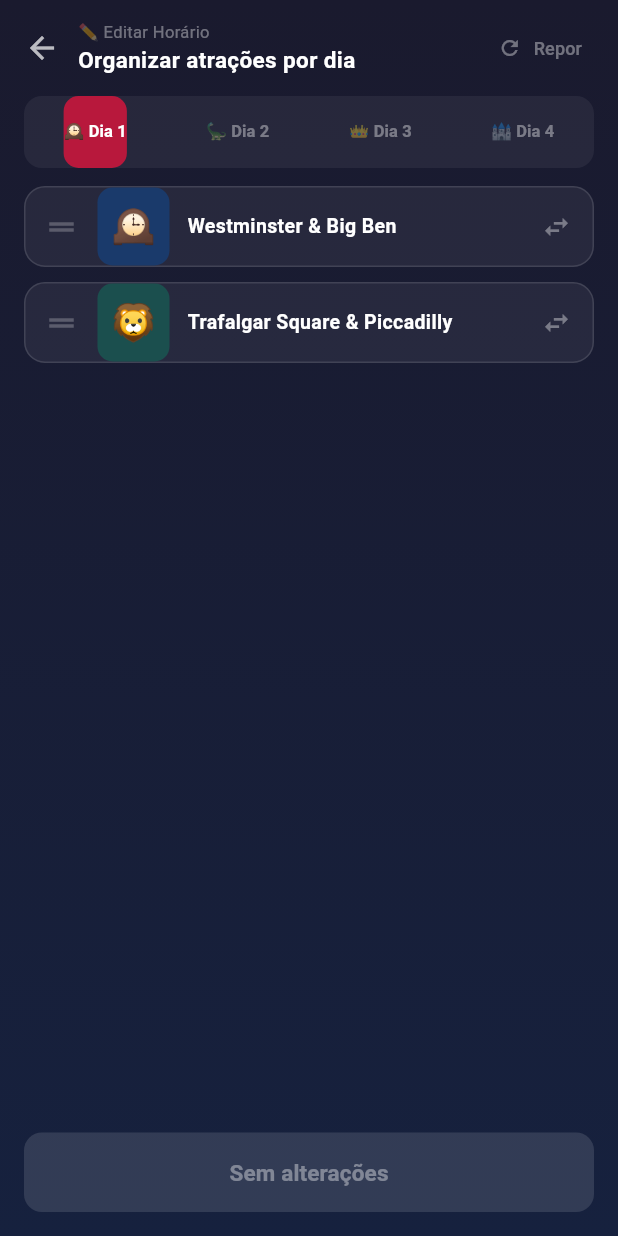
After one commit to tmarto/london-quest, a Flutter app: the EditScheduleScreen screen opened directly, on a phone screen of 412 x 824 dp. The commit adds this screen. Run offline on Flutter 3.47's test engine with Material 3 defaults, Android fonts, the phone set to English and light mode, and no system bars; our stand-ins replace shared_preferences; accounts and stored records are empty.

Commit message:
feat: Ana can edit and reorder day schedule
- Add EditScheduleScreen with tabbed ReorderableListView per day
- Drag to reorder attractions within a day
- Move attractions between days via popup menu
- Save/Reset with confirmation dialog
- ScoreService: getSchedule/saveSchedule/resetSchedule
- DayScreen now loads custom schedule at runtime
- HomeScreen: edit calendar icon for Ana

```diff
--- a/lib/data/trip_data.dart
+++ b/lib/data/trip_data.dart
@@ -926,6 +926,20 @@ const _millennium = Attraction(
   ],
 );
 
+/// All attractions keyed by ID for O(1) lookup
+final Map<String, Attraction> attractionById = {
+  for (final a in [
+    _westminster, _trafalgar, _nhm, _hydepark, _sciencemuseum,
+    _britishmuseum, _tussauds, _buckingham, _toweroflondon,
+    _towerbridge, _hmsBelfast, _stpauls, _millennium,
+  ]) a.id: a,
+};
+
+/// Default schedule: day number → attraction IDs (in order)
+Map<int, List<String>> get defaultSchedule => {
+  for (final d in tripDays) d.number: d.attractions.map((a) => a.id).toList(),
+};
+
 final List<Day> tripDays = [
   Day(
     number: 1,
--- /dev/null
+++ b/lib/screens/edit_schedule_screen.dart
@@ -0,0 +1,335 @@
+import 'package:flutter/material.dart';
+import '../data/trip_data.dart';
+import '../models/attraction.dart';
+import '../services/score_service.dart';
+
+class EditScheduleScreen extends StatefulWidget {
+  const EditScheduleScreen({super.key});
+
+  @override
+  State<EditScheduleScreen> createState() => _EditScheduleScreenState();
+}
+
+class _EditScheduleScreenState extends State<EditScheduleScreen>
+    with SingleTickerProviderStateMixin {
+  late TabController _tabController;
+  Map<int, List<String>> _schedule = {};
+  bool _loading = true;
+  bool _dirty = false;
+
+  @override
+  void initState() {
+    super.initState();
+    _tabController = TabController(length: tripDays.length, vsync: this);
+    _load();
+  }
+
+  @override
+  void dispose() {
+    _tabController.dispose();
+    super.dispose();
+  }
+
+  Future<void> _load() async {
+    final s = await ScoreService.getSchedule();
+    // Deep copy so we can mutate freely
+    setState(() {
+      _schedule = s.map((k, v) => MapEntry(k, List<String>.from(v)));
+      _loading = false;
+    });
+  }
+
+  Future<void> _save() async {
+    await ScoreService.saveSchedule(_schedule);
+    if (!mounted) return;
+    ScaffoldMessenger.of(context).showSnackBar(
+      const SnackBar(
+        content: Text('Horário guardado! ✅'),
+        backgroundColor: Color(0xFF4CAF50),
+        duration: Duration(seconds: 2),
+      ),
+    );
+    Navigator.pop(context, true); // true = changed
+  }
+
+  Future<void> _reset() async {
+    final confirm = await showDialog<bool>(
+      context: context,
+      builder: (ctx) => AlertDialog(
+        backgroundColor: const Color(0xFF1a1a2e),
+        title: const Text('Repor horário original?',
+            style: TextStyle(color: Colors.white)),
+        content: const Text('Todas as alterações serão perdidas.',
+            style: TextStyle(color: Colors.white60)),
+        actions: [
+          TextButton(
+            onPressed: () => Navigator.pop(ctx, false),
+            child: const Text('Cancelar',
+                style: TextStyle(color: Colors.white38)),
+          ),
+          TextButton(
+            onPressed: () => Navigator.pop(ctx, true),
+            child: const Text('Repor',
+                style: TextStyle(color: Color(0xFFDC143C))),
+          ),
+        ],
+      ),
+    );
+    if (confirm != true) return;
+    await ScoreService.resetSchedule();
+    await _load();
+    setState(() => _dirty = false);
+  }
+
+  void _moveAttraction(String id, int fromDay, int toDay) {
+    setState(() {
+      _schedule[fromDay]?.remove(id);
+      _schedule[toDay] = [...(_schedule[toDay] ?? []), id];
+      _dirty = true;
+    });
+  }
+
+  @override
+  Widget build(BuildContext context) {
+    return Scaffold(
+      body: Container(
+        decoration: const BoxDecoration(
+          gradient: LinearGradient(
+            begin: Alignment.topCenter,
+            end: Alignment.bottomCenter,
+            colors: [Color(0xFF1a1a2e), Color(0xFF16213e)],
+          ),
+        ),
+        child: SafeArea(
+          child: Column(
+            children: [
+              // Header
+              Padding(
+                padding: const EdgeInsets.fromLTRB(4, 8, 8, 0),
+                child: Row(
+                  children: [
+                    IconButton(
+                      icon: const Icon(Icons.arrow_back,
+                          color: Colors.white70),
+                      onPressed: () => Navigator.pop(context),
+                    ),
+                    const Expanded(
+                      child: Column(
+                        crossAxisAlignment: CrossAxisAlignment.start,
+                        children: [
+                          Text('✏️ Editar Horário',
+                              style: TextStyle(
+                                  color: Colors.white38, fontSize: 11)),
+                          Text('Organizar atrações por dia',
+                              style: TextStyle(
+                                  color: Colors.white,
+                                  fontSize: 15,
+                                  fontWeight: FontWeight.bold)),
+                        ],
+                      ),
+                    ),
+                    TextButton.icon(
+                      onPressed: _reset,
+                      icon: const Icon(Icons.refresh,
+                          color: Colors.white38, size: 16),
+                      label: const Text('Repor',
+                          style: TextStyle(
+                              color: Colors.white38, fontSize: 12)),
+                    ),
+                  ],
+                ),
+              ),
+              // Tab bar
+              Container(
+                margin: const EdgeInsets.fromLTRB(16, 8, 16, 0),
+                decoration: BoxDecoration(
+                  color: Colors.white.withOpacity(0.06),
+                  borderRadius: BorderRadius.circular(12),
+                ),
+                child: TabBar(
+                  controller: _tabController,
+                  dividerColor: Colors.transparent,
+                  indicator: BoxDecoration(
+                    color: const Color(0xFFDC143C).withOpacity(0.8),
+                    borderRadius: BorderRadius.circular(10),
+                  ),
+                  labelColor: Colors.white,
+                  unselectedLabelColor: Colors.white38,
+                  labelStyle: const TextStyle(
+                      fontSize: 11, fontWeight: FontWeight.bold),
+                  tabs: tripDays
+                      .map((d) => Tab(text: '${d.emoji} Dia ${d.number}'))
+                      .toList(),
+                ),
+              ),
+              const SizedBox(height: 8),
+              // Tab content
+              Expanded(
+                child: _loading
+                    ? const Center(
+                        child: CircularProgressIndicator(
+                            color: Color(0xFFDC143C)))
+                    : TabBarView(
+                        controller: _tabController,
+                        children: tripDays.map((day) {
+                          final ids = _schedule[day.number] ?? [];
+                          final attractions = ids
+                              .map((id) => attractionById[id])
+                              .whereType<Attraction>()
+                              .toList();
+                          return _DayTab(
+                            day: day,
+                            attractions: attractions,
+                            allDays: tripDays
+                                .map((d) => d.number)
+                                .where((n) => n != day.number)
+                                .toList(),
+                            onReorder: (oldIdx, newIdx) {
+                              setState(() {
+                                if (newIdx > oldIdx) newIdx--;
+                                final list = List<String>.from(ids);
+                                final item = list.removeAt(oldIdx);
+                                list.insert(newIdx, item);
+                                _schedule[day.number] = list;
+                                _dirty = true;
+                              });
+                            },
+                            onMove: (id, toDay) =>
+                                _moveAttraction(id, day.number, toDay),
+                          );
+                        }).toList(),
+                      ),
+              ),
+              // Save button
+              Padding(
+                padding: const EdgeInsets.fromLTRB(16, 8, 16, 16),
+                child: SizedBox(
+                  width: double.infinity,
+                  child: ElevatedButton(
+                    onPressed: _dirty ? _save : null,
+                    style: ElevatedButton.styleFrom(
+                      backgroundColor: const Color(0xFF4CAF50),
+                      disabledBackgroundColor: Colors.white12,
+                      padding: const EdgeInsets.symmetric(vertical: 16),
+                      shape: RoundedRectangleBorder(
+                          borderRadius: BorderRadius.circular(12)),
+                      elevation: 0,
+                    ),
+                    child: Text(
+                      _dirty ? 'Guardar Alterações ✅' : 'Sem alterações',
+                      style: TextStyle(
+                        color: _dirty ? Colors.white : Colors.white38,
+                        fontSize: 15,
+                        fontWeight: FontWeight.bold,
+                      ),
+                    ),
+                  ),
+                ),
+              ),
+            ],
+          ),
+        ),
+      ),
+    );
+  }
+}
+
+class _DayTab extends StatelessWidget {
+  final dynamic day;
+  final List<Attraction> attractions;
+  final List<int> allDays;
+  final void Function(int oldIdx, int newIdx) onReorder;
+  final void Function(String id, int toDay) onMove;
+
+  const _DayTab({
+    required this.day,
+    required this.attractions,
+    required this.allDays,
+    required this.onReorder,
+    required this.onMove,
+  });
+
+  @override
+  Widget build(BuildContext context) {
+    if (attractions.isEmpty) {
+      return const Center(
+        child: Text('Sem atrações neste dia.\nMove atrações de outros dias.',
+            textAlign: TextAlign.center,
+            style: TextStyle(color: Colors.white38, fontSize: 14)),
+      );
+    }
+
+    return ReorderableListView.builder(
+      padding: const EdgeInsets.fromLTRB(16, 4, 16, 8),
+      onReorder: onReorder,
+      proxyDecorator: (child, index, animation) => Material(
+        color: Colors.transparent,
+        child: child,
+      ),
+      itemCount: attractions.length,
+      itemBuilder: (ctx, i) {
+        final a = attractions[i];
+        return Container(
+          key: ValueKey(a.id),
+          margin: const EdgeInsets.only(bottom: 10),
+          decoration: BoxDecoration(
+            color: Colors.white.withOpacity(0.06),
+            borderRadius: BorderRadius.circular(14),
+            border: Border.all(color: Colors.white12),
+          ),
+          child: Row(
+            children: [
+              // Drag handle
+              const Padding(
+                padding: EdgeInsets.symmetric(horizontal: 12),
+                child: Icon(Icons.drag_handle, color: Colors.white24),
+              ),
+              // Emoji
+              Container(
+                width: 48,
+                height: 52,
+                decoration: BoxDecoration(
+                  color: a.color,
+                  borderRadius: BorderRadius.circular(10),
+                ),
+                child: Center(
+                  child: Text(a.emoji,
+                      style: const TextStyle(fontSize: 24)),
+                ),
+              ),
+              const SizedBox(width: 12),
+              // Name
+              Expanded(
+                child: Text(
+                  a.name,
+                  style: const TextStyle(
+                      color: Colors.white,
+                      fontSize: 13,
+                      fontWeight: FontWeight.w600),
+                ),
+              ),
+              // Move to day popup
+              PopupMenuButton<int>(
+                icon: const Icon(Icons.swap_horiz,
+                    color: Colors.white38, size: 20),
+                color: const Color(0xFF1a1a2e),
+                tooltip: 'Mover para outro dia',
+                itemBuilder: (ctx) => allDays
+                    .map((n) => PopupMenuItem(
+                          value: n,
+                          child: Text(
+                            'Mover para Dia $n',
+                            style: const TextStyle(
+                                color: Colors.white, fontSize: 13),
+                          ),
+                        ))
+                    .toList(),
+                onSelected: (toDay) => onMove(a.id, toDay),
+              ),
+            ],
+          ),
+        );
+      },
+    );
+  }
+}
--- a/lib/services/score_service.dart
+++ b/lib/services/score_service.dart
@@ -1,8 +1,12 @@
+import 'dart:convert';
 import 'package:shared_preferences/shared_preferences.dart';
 import '../data/trip_data.dart';
 
 class ScoreService {
-  static const _playerKey = 'current_player';
+  static const _playerKey   = 'current_player';
+  static const _scheduleKey = 'custom_schedule';
+
+  // ── Player ────────────────────────────────────────────────────────────────
 
   static Future<void> savePlayer(String name) async {
     final prefs = await SharedPreferences.getInstance();
@@ -18,6 +22,36 @@ class ScoreService {
     final prefs = await SharedPreferences.getInstance();
     await prefs.remove(_playerKey);
   }
+
+  // ── Schedule ──────────────────────────────────────────────────────────────
+
+  static Future<Map<int, List<String>>> getSchedule() async {
+    final prefs = await SharedPreferences.getInstance();
+    final json = prefs.getString(_scheduleKey);
+    if (json == null) return defaultSchedule;
+    try {
+      final Map<String, dynamic> decoded = jsonDecode(json);
+      return decoded.map(
+        (k, v) => MapEntry(int.parse(k), List<String>.from(v)),
+      );
+    } catch (_) {
+      return defaultSchedule;
+    }
+  }
+
+  static Future<void> saveSchedule(Map<int, List<String>> schedule) async {
+    final prefs = await SharedPreferences.getInstance();
+    final encoded =
+        jsonEncode(schedule.map((k, v) => MapEntry(k.toString(), v)));
+    await prefs.setString(_scheduleKey, encoded);
+  }
+
+  static Future<void> resetSchedule() async {
+    final prefs = await SharedPreferences.getInstance();
+    await prefs.remove(_scheduleKey);
+  }
+
+  // ── Scores ────────────────────────────────────────────────────────────────
 
   static Future<void> saveAttractionScore(
       String player, String attractionId, int score) async {
@@ -35,10 +69,11 @@ class ScoreService {
 
   static Future<int> getDayScore(String player, int dayNumber) async {
     final prefs = await SharedPreferences.getInstance();
-    final day = tripDays.firstWhere((d) => d.number == dayNumber);
+    final schedule = await getSchedule();
+    final ids = schedule[dayNumber] ?? [];
     int total = 0;
-    for (final a in day.attractions) {
-      total += prefs.getInt('score_${player}_${a.id}') ?? 0;
+    for (final id in ids) {
+      total += prefs.getInt('score_${player}_$id') ?? 0;
     }
     return total;
   }
@@ -46,14 +81,12 @@ class ScoreService {
   static Future<int> getTotalScore(String player) async {
     final prefs = await SharedPreferences.getInstance();
     int total = 0;
-    for (final day in tripDays) {
-      for (final a in day.attractions) {
-        total += prefs.getInt('score_${player}_${a.id}') ?? 0;
-      }
+    for (final a in attractionById.values) {
+      total += prefs.getInt('score_${player}_${a.id}') ?? 0;
     }
     return total;
   }
 
   static int getTotalMaxScore() =>
-      tripDays.fold(0, (sum, d) => sum + d.maxScore);
+      attractionById.values.fold(0, (sum, a) => sum + a.maxScore);
 }
```
Also changed, not shown: lib/screens/day_screen.dart (+17 -5 lines), lib/screens/home_screen.dart (+14 -0 lines), 1 other file.
